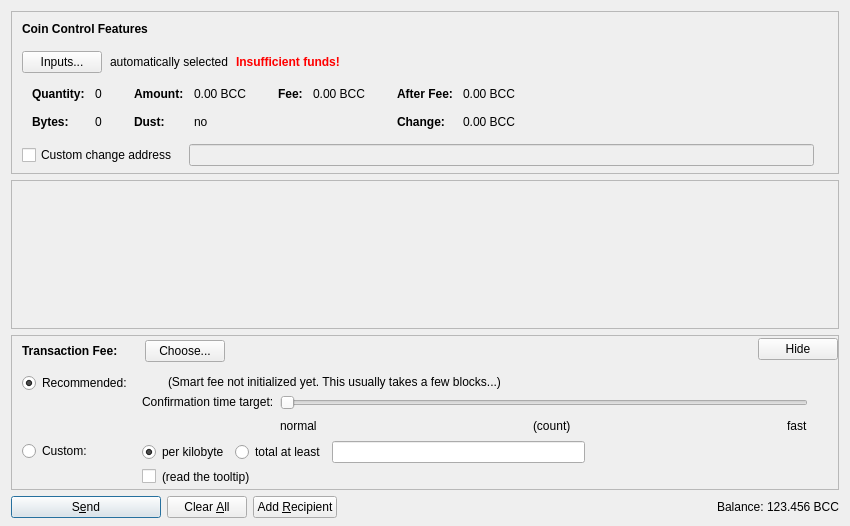
This is src/qt/forms/sendcoinsdialog.ui in TuringBitChain/TBCNODE as Qt 5 draws it before an edit. The edited form follows.
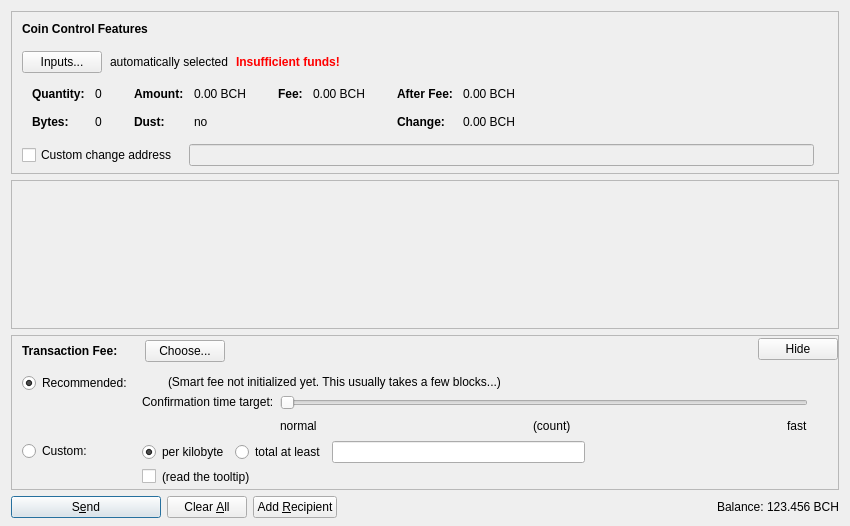
This is the edited form. Icons and pictures are not drawn. Custom widgets are drawn as their Qt base class.

Diff of the .ui file:
```diff
--- a/src/qt/forms/sendcoinsdialog.ui
+++ b/src/qt/forms/sendcoinsdialog.ui
@@ -324,7 +324,7 @@
                   <enum>Qt::ActionsContextMenu</enum>
                  </property>
                  <property name="text">
-                  <string notr="true">0.00 BCC</string>
+                  <string notr="true">0.00 BCH</string>
                  </property>
                  <property name="textInteractionFlags">
                   <set>Qt::LinksAccessibleByMouse|Qt::TextSelectableByKeyboard|Qt::TextSelectableByMouse</set>
@@ -404,7 +404,7 @@
                   <enum>Qt::ActionsContextMenu</enum>
                  </property>
                  <property name="text">
-                  <string notr="true">0.00 BCC</string>
+                  <string notr="true">0.00 BCH</string>
                  </property>
                  <property name="textInteractionFlags">
                   <set>Qt::LinksAccessibleByMouse|Qt::TextSelectableByKeyboard|Qt::TextSelectableByMouse</set>
@@ -455,7 +455,7 @@
                   <enum>Qt::ActionsContextMenu</enum>
                  </property>
                  <property name="text">
-                  <string notr="true">0.00 BCC</string>
+                  <string notr="true">0.00 BCH</string>
                  </property>
                  <property name="textInteractionFlags">
                   <set>Qt::LinksAccessibleByMouse|Qt::TextSelectableByKeyboard|Qt::TextSelectableByMouse</set>
@@ -484,7 +484,7 @@
                   <enum>Qt::ActionsContextMenu</enum>
                  </property>
                  <property name="text">
-                  <string notr="true">0.00 BCC</string>
+                  <string notr="true">0.00 BCH</string>
                  </property>
                  <property name="textInteractionFlags">
                   <set>Qt::LinksAccessibleByMouse|Qt::TextSelectableByKeyboard|Qt::TextSelectableByMouse</set>
@@ -1290,7 +1290,7 @@
           <cursorShape>IBeamCursor</cursorShape>
          </property>
          <property name="text">
-          <string notr="true">123.456 BCC</string>
+          <string notr="true">123.456 BCH</string>
          </property>
          <property name="textInteractionFlags">
           <set>Qt::LinksAccessibleByMouse|Qt::TextSelectableByKeyboard|Qt::TextSelectableByMouse</set>
```
